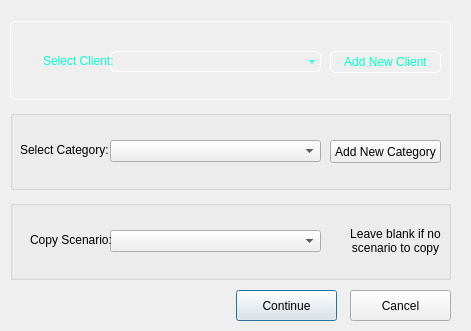
Qt form ui/NewScenario.ui (JamesGrace500/ccPlanner) before a commit.
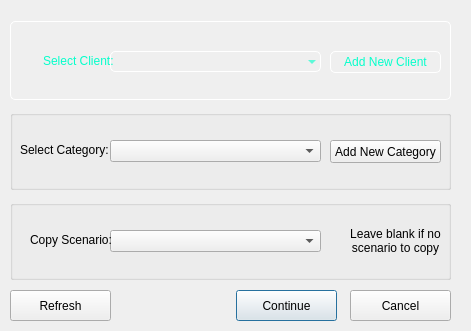
The same form after that commit.

Commit message: combo boxes on new scenario

Diff of the .ui file:
```diff
--- a/ui/NewScenario.ui
+++ b/ui/NewScenario.ui
@@ -204,6 +204,19 @@
     </property>
    </widget>
   </widget>
+  <widget class="QPushButton" name="refreshbutton">
+   <property name="geometry">
+    <rect>
+     <x>10</x>
+     <y>290</y>
+     <width>101</width>
+     <height>31</height>
+    </rect>
+   </property>
+   <property name="text">
+    <string>Refresh</string>
+   </property>
+  </widget>
   <zorder>clientgroupbox</zorder>
   <zorder>continuebutton</zorder>
   <zorder>cancelbutton</zorder>
```
Left out of the diff: 1 changed line with no effect on the pictures. The commit also changes 4 other files.
